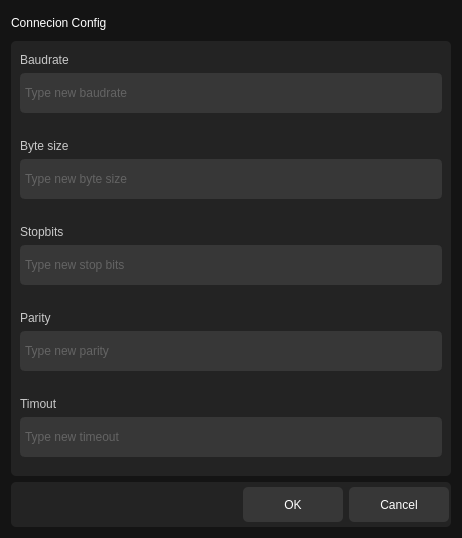
Old version of the form src/ui/connection_info.ui in the repository ligerr13/PE_Spectroradiometer.
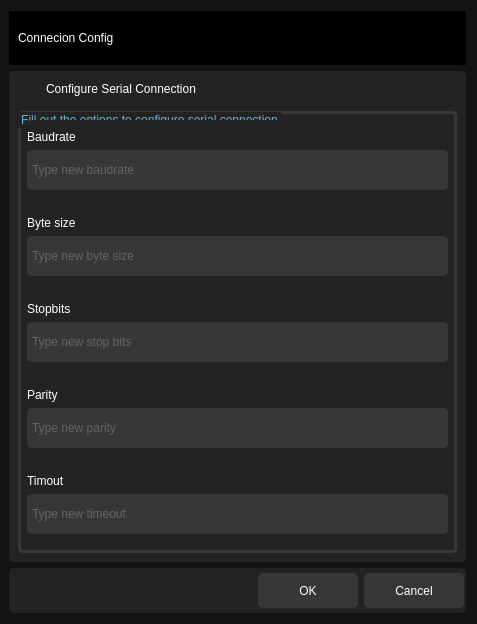
New version of the form. Icons and pictures are not drawn.

What changed in the file:
```diff
--- a/src/ui/connection_info.ui
+++ b/src/ui/connection_info.ui
@@ -6,8 +6,8 @@
    <rect>
     <x>0</x>
     <y>0</y>
-    <width>462</width>
-    <height>538</height>
+    <width>477</width>
+    <height>624</height>
    </rect>
   </property>
   <property name="windowTitle">
@@ -17,6 +17,16 @@
    <string notr="true">background-color: rgb(20, 20, 20); </string>
   </property>
   <layout class="QVBoxLayout" name="verticalLayout">
+   <property name="leftMargin">
+    <number>9</number>
+   </property>
+   <item>
+    <widget class="QWidget" name="widget_3" native="true">
+     <property name="styleSheet">
+      <string notr="true">background-color: rgb(0, 0, 0);
+border: 5px;</string>
+     </property>
+     <layout class="QVBoxLayout" name="verticalLayout_4">
    <item>
     <widget class="QLabel" name="label">
      <property name="styleSheet">
@@ -29,6 +39,9 @@
      </property>
     </widget>
    </item>
+     </layout>
+    </widget>
+   </item>
    <item>
     <widget class="QWidget" name="widget" native="true">
      <property name="styleSheet">
@@ -51,9 +64,69 @@
        <number>9</number>
       </property>
       <item>
-       <widget class="QWidget" name="widget_4" native="true">
+       <widget class="QWidget" name="widget_5" native="true">
+        <layout class="QHBoxLayout" name="horizontalLayout">
+         <property name="leftMargin">
+          <number>2</number>
+         </property>
+         <property name="topMargin">
+          <number>9</number>
+         </property>
+         <property name="rightMargin">
+          <number>2</number>
+         </property>
+         <property name="bottomMargin">
+          <number>9</number>
+         </property>
+         <item>
+          <widget class="QLabel" name="label_8">
         <property name="maximumSize">
          <size>
+             <width>20</width>
+             <height>20</height>
+            </size>
+           </property>
+           <property name="text">
+            <string/>
+           </property>
+           <property name="pixmap">
+            <pixmap>../../resources/icons/setting.png</pixmap>
+           </property>
+           <property name="scaledContents">
+            <bool>true</bool>
+           </property>
+          </widget>
+         </item>
+         <item>
+          <widget class="QLabel" name="label_2">
+           <property name="text">
+            <string>Configure Serial Connection</string>
+           </property>
+          </widget>
+         </item>
+        </layout>
+       </widget>
+      </item>
+      <item>
+       <widget class="QGroupBox" name="groupBox">
+        <property name="styleSheet">
+         <string notr="true">QGroupBox {
+  border: 3px solid rgb(55, 55, 55);
+  color: #64B2D1;
+  border-radius: 5px;
+}
+QGroupBox:disabled{
+	color: rgb(55, 55, 55);
+}</string>
+        </property>
+        <property name="title">
+         <string>Fill out the options to configure serial connection</string>
+        </property>
+        <layout class="QGridLayout" name="gridLayout">
+         <item row="4" column="0">
+          <widget class="QWidget" name="widget_7" native="true">
+           <property name="maximumSize">
+            <size>
           <width>16777215</width>
           <height>90</height>
          </size>
@@ -68,7 +141,7 @@
          <string notr="true">color:white;
 border-radius: 5px;</string>
         </property>
-        <layout class="QGridLayout" name="gridLayout_3">
+           <layout class="QGridLayout" name="gridLayout_5">
          <property name="leftMargin">
           <number>0</number>
          </property>
@@ -81,8 +154,29 @@
          <property name="bottomMargin">
           <number>10</number>
          </property>
-         <item row="1" column="0" colspan="2">
-          <widget class="QLineEdit" name="baudrateQLineEdit">
+            <item row="0" column="0">
+             <widget class="QLabel" name="label_5">
+              <property name="maximumSize">
+               <size>
+                <width>16777215</width>
+                <height>20</height>
+               </size>
+              </property>
+              <property name="styleSheet">
+               <string notr="true">font: 600 11pt &quot;Segoe UI&quot;;
+color: rgb(255, 255, 255);
+border: 0px;</string>
+              </property>
+              <property name="frameShape">
+               <enum>QFrame::StyledPanel</enum>
+              </property>
+              <property name="text">
+               <string>Timout</string>
+              </property>
+             </widget>
+            </item>
+            <item row="1" column="0">
+             <widget class="QLineEdit" name="timeoutQLineEdit">
            <property name="minimumSize">
             <size>
              <width>35</width>
@@ -97,35 +191,89 @@
 color: rgb(144, 144, 144)</string>
            </property>
            <property name="placeholderText">
-            <string>Type new baudrate</string>
+               <string>Type new timeout</string>
            </property>
           </widget>
          </item>
-         <item row="0" column="0" colspan="2">
-          <widget class="QLabel" name="label_3">
+           </layout>
+          </widget>
+         </item>
+         <item row="3" column="0">
+          <widget class="QWidget" name="widget_8" native="true">
            <property name="maximumSize">
             <size>
              <width>16777215</width>
+             <height>90</height>
+            </size>
+           </property>
+           <property name="sizeIncrement">
+            <size>
+             <width>0</width>
+             <height>0</height>
+            </size>
+           </property>
+           <property name="styleSheet">
+            <string notr="true">color:white;
+border-radius: 5px;</string>
+           </property>
+           <layout class="QGridLayout" name="gridLayout_6">
+            <property name="leftMargin">
+             <number>0</number>
+            </property>
+            <property name="topMargin">
+             <number>10</number>
+            </property>
+            <property name="rightMargin">
+             <number>0</number>
+            </property>
+            <property name="bottomMargin">
+             <number>10</number>
+            </property>
+            <item row="0" column="0">
+             <widget class="QLabel" name="label_6">
+              <property name="maximumSize">
+               <size>
+                <width>16777215</width>
              <height>20</height>
             </size>
            </property>
            <property name="styleSheet">
-            <string notr="true">font: 700 13pt &quot;Segoe UI&quot;;
-color: rgb(200, 200, 200);
+               <string notr="true">font: 600 11pt &quot;Segoe UI&quot;;
+color: rgb(255, 255, 255);
 border: 0px;</string>
            </property>
            <property name="frameShape">
             <enum>QFrame::StyledPanel</enum>
            </property>
            <property name="text">
-            <string>Baudrate</string>
+               <string>Parity</string>
            </property>
           </widget>
          </item>
+            <item row="1" column="0">
+             <widget class="QLineEdit" name="parityQLineEdit">
+              <property name="minimumSize">
+               <size>
+                <width>35</width>
+                <height>40</height>
+               </size>
+              </property>
+              <property name="styleSheet">
+               <string notr="true">border: 0px;
+		font: 700 10pt &quot;Segoe UI&quot;;
+ 		background: rgb(55, 55, 55);
+		border :3px solid rgb(55, 55, 55);
+color: rgb(144, 144, 144)</string>
+              </property>
+              <property name="placeholderText">
+               <string>Type new parity</string>
+              </property>
+             </widget>
+            </item>
         </layout>
        </widget>
       </item>
-      <item>
+         <item row="1" column="0">
        <widget class="QWidget" name="widget_9" native="true">
         <property name="maximumSize">
          <size>
@@ -165,8 +313,8 @@
             </size>
            </property>
            <property name="styleSheet">
-            <string notr="true">font: 700 13pt &quot;Segoe UI&quot;;
-color: rgb(200, 200, 200);
+               <string notr="true">font: 600 11pt &quot;Segoe UI&quot;;
+color: rgb(255, 255, 255);
 border: 0px;</string>
            </property>
            <property name="frameShape">
@@ -200,7 +348,82 @@
         </layout>
        </widget>
       </item>
-      <item>
+         <item row="0" column="0">
+          <widget class="QWidget" name="widget_4" native="true">
+           <property name="maximumSize">
+            <size>
+             <width>16777215</width>
+             <height>90</height>
+            </size>
+           </property>
+           <property name="sizeIncrement">
+            <size>
+             <width>0</width>
+             <height>0</height>
+            </size>
+           </property>
+           <property name="styleSheet">
+            <string notr="true">color:white;
+border-radius: 5px;</string>
+           </property>
+           <layout class="QGridLayout" name="gridLayout_3">
+            <property name="leftMargin">
+             <number>0</number>
+            </property>
+            <property name="topMargin">
+             <number>10</number>
+            </property>
+            <property name="rightMargin">
+             <number>0</number>
+            </property>
+            <property name="bottomMargin">
+             <number>10</number>
+            </property>
+            <item row="0" column="0" colspan="2">
+             <widget class="QLabel" name="label_3">
+              <property name="maximumSize">
+               <size>
+                <width>16777215</width>
+                <height>20</height>
+               </size>
+              </property>
+              <property name="styleSheet">
+               <string notr="true">font: 600 11pt &quot;Segoe UI&quot;;
+color: rgb(255, 255, 255);
+border: 0px;</string>
+              </property>
+              <property name="frameShape">
+               <enum>QFrame::StyledPanel</enum>
+              </property>
+              <property name="text">
+               <string>Baudrate</string>
+              </property>
+             </widget>
+            </item>
+            <item row="1" column="0" colspan="2">
+             <widget class="QLineEdit" name="baudrateQLineEdit">
+              <property name="minimumSize">
+               <size>
+                <width>35</width>
+                <height>40</height>
+               </size>
+              </property>
+              <property name="styleSheet">
+               <string notr="true">border: 0px;
+		font: 700 10pt &quot;Segoe UI&quot;;
+ 		background: rgb(55, 55, 55);
+		border :3px solid rgb(55, 55, 55);
+color: rgb(144, 144, 144)</string>
+              </property>
+              <property name="placeholderText">
+               <string>Type new baudrate</string>
+              </property>
+             </widget>
+            </item>
+           </layout>
+          </widget>
+         </item>
+         <item row="2" column="0">
        <widget class="QWidget" name="widget_6" native="true">
         <property name="maximumSize">
          <size>
@@ -240,8 +463,8 @@
             </size>
            </property>
            <property name="styleSheet">
-            <string notr="true">font: 700 13pt &quot;Segoe UI&quot;;
-color: rgb(200, 200, 200);
+               <string notr="true">font: 600 11pt &quot;Segoe UI&quot;;
+color: rgb(255, 255, 255);
 border: 0px;</string>
            </property>
            <property name="frameShape">
@@ -273,153 +496,6 @@
           </widget>
          </item>
         </layout>
-       </widget>
-      </item>
-      <item>
-       <widget class="QWidget" name="widget_8" native="true">
-        <property name="maximumSize">
-         <size>
-          <width>16777215</width>
-          <height>90</height>
-         </size>
-        </property>
-        <property name="sizeIncrement">
-         <size>
-          <width>0</width>
-          <height>0</height>
-         </size>
-        </property>
-        <property name="styleSheet">
-         <string notr="true">color:white;
-border-radius: 5px;</string>
-        </property>
-        <layout class="QGridLayout" name="gridLayout_6">
-         <property name="leftMargin">
-          <number>0</number>
-         </property>
-         <property name="topMargin">
-          <number>10</number>
-         </property>
-         <property name="rightMargin">
-          <number>0</number>
-         </property>
-         <property name="bottomMargin">
-          <number>10</number>
-         </property>
-         <item row="0" column="0">
-          <widget class="QLabel" name="label_6">
-           <property name="maximumSize">
-            <size>
-             <width>16777215</width>
-             <height>20</height>
-            </size>
-           </property>
-           <property name="styleSheet">
-            <string notr="true">font: 700 13pt &quot;Segoe UI&quot;;
-color: rgb(200, 200, 200);
-border: 0px;</string>
-           </property>
-           <property name="frameShape">
-            <enum>QFrame::StyledPanel</enum>
-           </property>
-           <property name="text">
-            <string>Parity</string>
-           </property>
-          </widget>
-         </item>
-         <item row="1" column="0">
-          <widget class="QLineEdit" name="parityQLineEdit">
-           <property name="minimumSize">
-            <size>
-             <width>35</width>
-             <height>40</height>
-            </size>
-           </property>
-           <property name="styleSheet">
-            <string notr="true">border: 0px;
-		font: 700 10pt &quot;Segoe UI&quot;;
- 		background: rgb(55, 55, 55);
-		border :3px solid rgb(55, 55, 55);
-color: rgb(144, 144, 144)</string>
-           </property>
-           <property name="placeholderText">
-            <string>Type new parity</string>
-           </property>
-          </widget>
-         </item>
-        </layout>
-       </widget>
-      </item>
-      <item>
-       <widget class="QWidget" name="widget_7" native="true">
-        <property name="maximumSize">
-         <size>
-          <width>16777215</width>
-          <height>90</height>
-         </size>
-        </property>
-        <property name="sizeIncrement">
-         <size>
-          <width>0</width>
-          <height>0</height>
-         </size>
-        </property>
-        <property name="styleSheet">
-         <string notr="true">color:white;
-border-radius: 5px;</string>
-        </property>
-        <layout class="QGridLayout" name="gridLayout_5">
-         <property name="leftMargin">
-          <number>0</number>
-         </property>
-         <property name="topMargin">
-          <number>10</number>
-         </property>
-         <property name="rightMargin">
-          <number>0</number>
-         </property>
-         <property name="bottomMargin">
-          <number>10</number>
-         </property>
-         <item row="0" column="0">
-          <widget class="QLabel" name="label_5">
-           <property name="maximumSize">
-            <size>
-             <width>16777215</width>
-             <height>20</height>
-            </size>
-           </property>
-           <property name="styleSheet">
-            <string notr="true">font: 700 13pt &quot;Segoe UI&quot;;
-color: rgb(200, 200, 200);
-border: 0px;</string>
-           </property>
-           <property name="frameShape">
-            <enum>QFrame::StyledPanel</enum>
-           </property>
-           <property name="text">
-            <string>Timout</string>
-           </property>
-          </widget>
-         </item>
-         <item row="1" column="0">
-          <widget class="QLineEdit" name="timeoutQLineEdit">
-           <property name="minimumSize">
-            <size>
-             <width>35</width>
-             <height>40</height>
-            </size>
-           </property>
-           <property name="styleSheet">
-            <string notr="true">border: 0px;
-		font: 700 10pt &quot;Segoe UI&quot;;
- 		background: rgb(55, 55, 55);
-		border :3px solid rgb(55, 55, 55);
-color: rgb(144, 144, 144)</string>
-           </property>
-           <property name="placeholderText">
-            <string>Type new timeout</string>
-           </property>
           </widget>
          </item>
         </layout>
```
Lines whose indentation alone changed are shown as unchanged.
